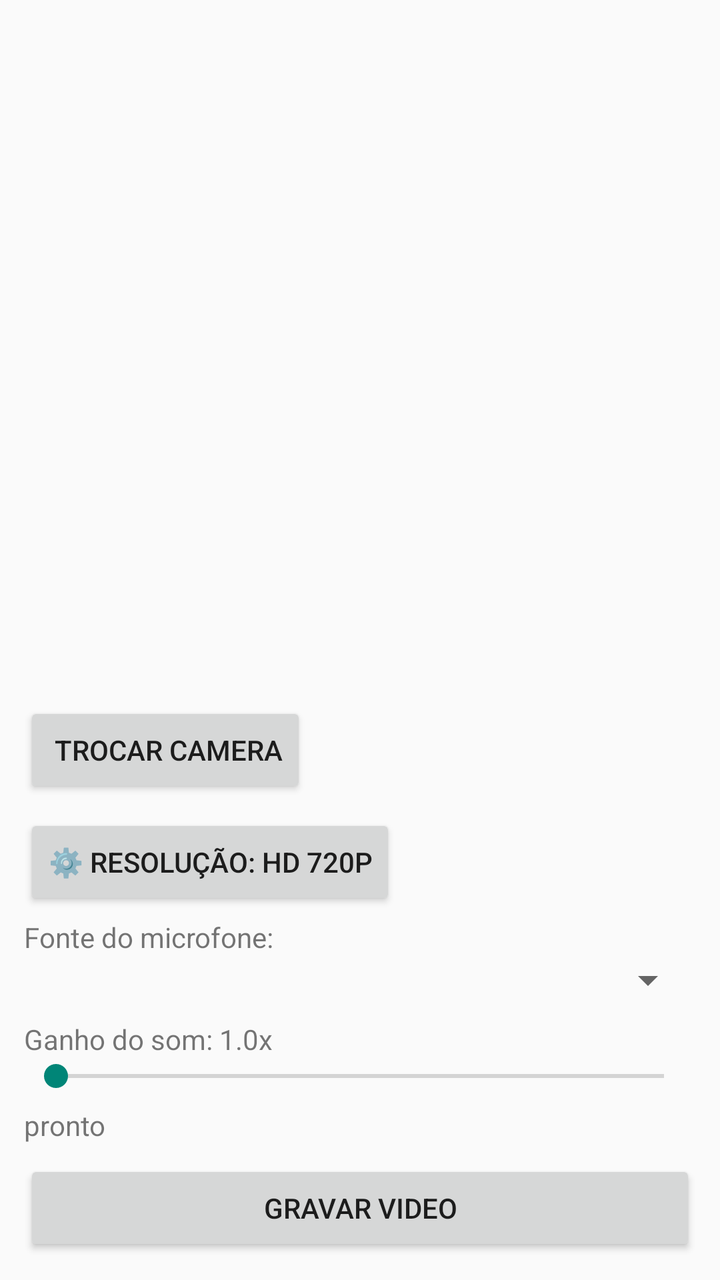
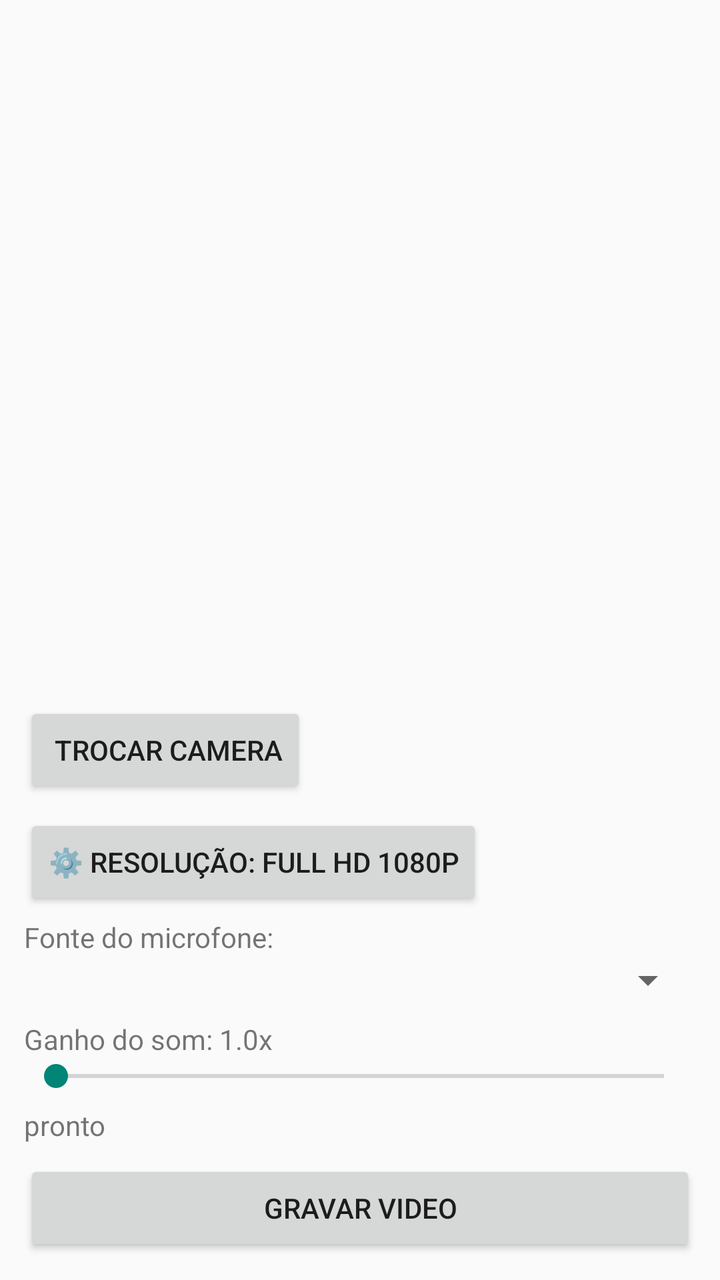

Screens rendered from an Android XML layout before and after an edit, with the pre-edit source and the edit as a unified diff.
<!-- AndroidManifest.xml: application theme Theme.AppCompat.DayNight.NoActionBar -->
<!-- res/layout/activity_main.xml -->
<?xml version="1.0" encoding="utf-8"?>
<LinearLayout xmlns:android="http://schemas.android.com/apk/res/android"
    android:layout_width="match_parent" android:layout_height="match_parent"
    android:orientation="vertical" android:padding="12dp"
    android:keepScreenOn="true">
    <TextureView android:id="@+id/tvPreview" android:layout_width="match_parent" android:layout_height="0dp" android:layout_weight="1"/>
    <Button android:id="@+id/btnTroca" android:layout_width="wrap_content" android:layout_height="wrap_content" android:text="\uD83D\uDD04 Trocar camera"/>
    <Button android:id="@+id/btnRes" android:layout_width="wrap_content" android:layout_height="wrap_content" android:text="\u2699\uFE0F Resolução: HD 720p" android:layout_marginTop="8dp"/>
    <TextView android:layout_width="wrap_content" android:layout_height="wrap_content" android:text="Fonte do microfone:" android:layout_marginTop="4dp"/>
    <Spinner android:id="@+id/spFonte" android:layout_width="match_parent" android:layout_height="wrap_content"/>
    <TextView android:id="@+id/txtGanho" android:layout_width="wrap_content" android:layout_height="wrap_content" android:text="Ganho do som: 1.0x" android:layout_marginTop="8dp"/>
    <SeekBar android:id="@+id/sbGanho" android:layout_width="match_parent" android:layout_height="wrap_content" android:max="40"/>
    <TextView android:id="@+id/txtStatus" android:layout_width="wrap_content" android:layout_height="wrap_content" android:text="pronto" android:layout_marginTop="6dp"/>
    <Button android:id="@+id/btnRec" android:layout_width="match_parent" android:layout_height="wrap_content" android:text="GRAVAR VIDEO" android:layout_marginTop="8dp"/>
</LinearLayout>
<!-- resources referenced by this layout -->
<resources>

</resources>

<!-- the commit's change to res/layout/activity_main.xml (unified diff, before → after) -->
@@ -5,7 +5,7 @@
     android:keepScreenOn="true">
     <TextureView android:id="@+id/tvPreview" android:layout_width="match_parent" android:layout_height="0dp" android:layout_weight="1"/>
     <Button android:id="@+id/btnTroca" android:layout_width="wrap_content" android:layout_height="wrap_content" android:text="\uD83D\uDD04 Trocar camera"/>
-    <Button android:id="@+id/btnRes" android:layout_width="wrap_content" android:layout_height="wrap_content" android:text="\u2699\uFE0F Resolução: HD 720p" android:layout_marginTop="8dp"/>
+    <Button android:id="@+id/btnRes" android:layout_width="wrap_content" android:layout_height="wrap_content" android:text="\u2699\uFE0F Resolução: Full HD 1080p" android:layout_marginTop="8dp"/>
     <TextView android:layout_width="wrap_content" android:layout_height="wrap_content" android:text="Fonte do microfone:" android:layout_marginTop="4dp"/>
     <Spinner android:id="@+id/spFonte" android:layout_width="match_parent" android:layout_height="wrap_content"/>
     <TextView android:id="@+id/txtGanho" android:layout_width="wrap_content" android:layout_height="wrap_content" android:text="Ganho do som: 1.0x" android:layout_marginTop="8dp"/>
